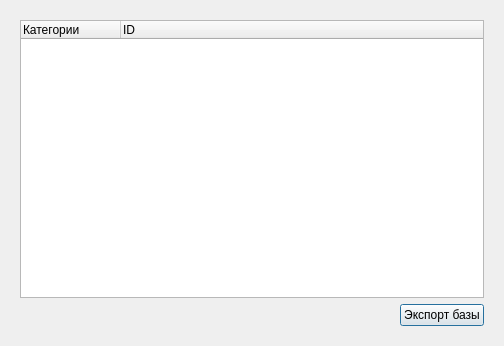
The window that Control/ControlManager/ccontrolupdatedbase.ui (Demonist/TCS) describes before a commit, drawn with Qt 5.
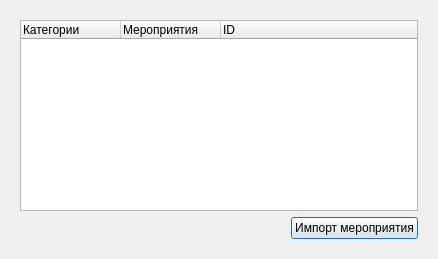
The same window after the commit. Custom widgets are drawn as their Qt base class.

```diff
--- a/Control/ControlManager/ccontrolupdatedbase.ui
+++ b/Control/ControlManager/ccontrolupdatedbase.ui
@@ -6,8 +6,8 @@
    <rect>
     <x>0</x>
     <y>0</y>
-    <width>504</width>
-    <height>346</height>
+    <width>438</width>
+    <height>259</height>
    </rect>
   </property>
   <property name="windowTitle">
@@ -35,6 +35,11 @@
            <string>Категории</string>
           </property>
          </column>
+         <column>
+          <property name="text">
+           <string>Мероприятия</string>
+          </property>
+         </column>
          <column>
           <property name="text">
            <string>ID</string>
@@ -60,7 +65,7 @@
          <item>
           <widget class="QPushButton" name="pbnExport">
            <property name="text">
-            <string>Экспорт базы</string>
+            <string>Импорт мероприятия</string>
            </property>
           </widget>
          </item>
```
Left out of the diff: 2 changed lines with no effect on the pictures.
